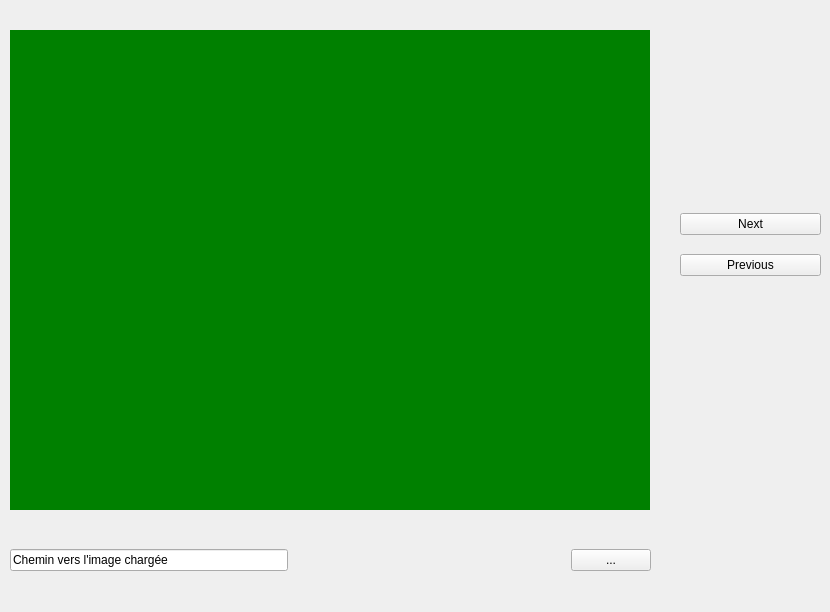
First picture: the form in S5/Programmation événementielle/TP4-20251124/QtDesignerComponents/ComposantTP4.ui, repository dadal560/L3, before the edit.
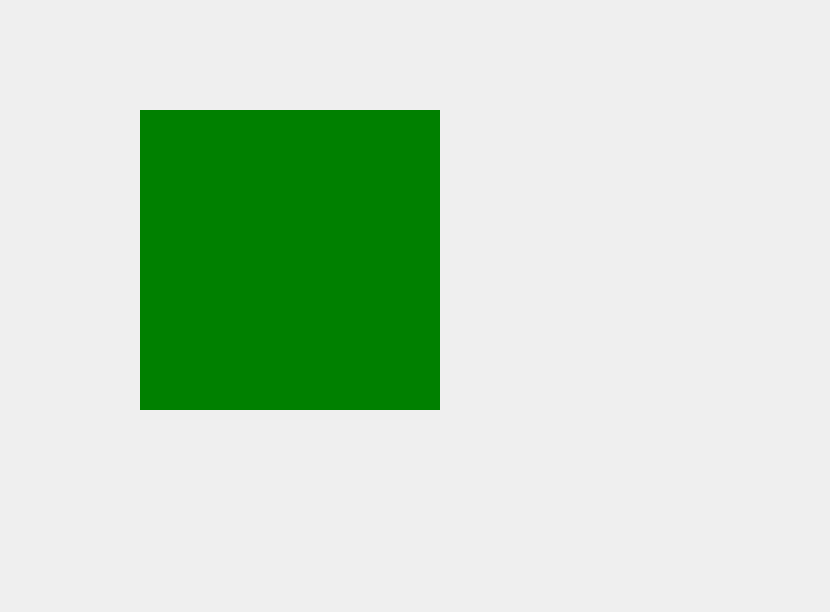
Second picture: the form after the edit.

The edit to the form file:
```diff
--- a/S5/Programmation événementielle/TP4-20251124/QtDesignerComponents/ComposantTP4.ui
+++ b/S5/Programmation événementielle/TP4-20251124/QtDesignerComponents/ComposantTP4.ui
@@ -19,16 +19,16 @@
    </property>
    <property name="geometry">
     <rect>
-     <x>10</x>
-     <y>30</y>
-     <width>640</width>
-     <height>480</height>
+     <x>140</x>
+     <y>110</y>
+     <width>300</width>
+     <height>300</height>
     </rect>
    </property>
    <property name="minimumSize">
     <size>
-     <width>640</width>
-     <height>480</height>
+     <width>300</width>
+     <height>300</height>
     </size>
    </property>
    <property name="styleSheet">
@@ -38,74 +38,6 @@
     <string/>
    </property>
   </widget>
-  <widget class="QWidget" name="layoutWidget">
-   <property name="geometry">
-    <rect>
-     <x>680</x>
-     <y>200</y>
-     <width>141</width>
-     <height>91</height>
-    </rect>
-   </property>
-   <layout class="QGridLayout" name="gridLayout">
-    <item row="0" column="0">
-     <widget class="QPushButton" name="mButtonN">
-      <property name="text">
-       <string>Next</string>
-      </property>
-     </widget>
-    </item>
-    <item row="1" column="0">
-     <widget class="QPushButton" name="mButtonP">
-      <property name="text">
-       <string>Previous</string>
-      </property>
-     </widget>
-    </item>
-   </layout>
-  </widget>
-  <widget class="QWidget" name="layoutWidget">
-   <property name="geometry">
-    <rect>
-     <x>10</x>
-     <y>520</y>
-     <width>641</width>
-     <height>81</height>
-    </rect>
-   </property>
-   <layout class="QHBoxLayout" name="horizontalLayout">
-    <item>
-     <widget class="QLineEdit" name="mLineEdit">
-      <property name="text">
-       <string>Chemin vers l'image chargée</string>
-      </property>
-      <property name="readOnly">
-       <bool>true</bool>
-      </property>
-     </widget>
-    </item>
-    <item>
-     <spacer name="horizontalSpacer">
-      <property name="orientation">
-       <enum>Qt::Horizontal</enum>
-      </property>
-      <property name="sizeHint" stdset="0">
-       <size>
-        <width>40</width>
-        <height>20</height>
-       </size>
-      </property>
-     </spacer>
-    </item>
-    <item>
-     <widget class="QPushButton" name="mButtonBrowse">
-      <property name="text">
-       <string>...</string>
-      </property>
-     </widget>
-    </item>
-   </layout>
-  </widget>
  </widget>
  <resources/>
  <connections>
```
Left out of the diff: 52 changed lines with no effect on the pictures.
